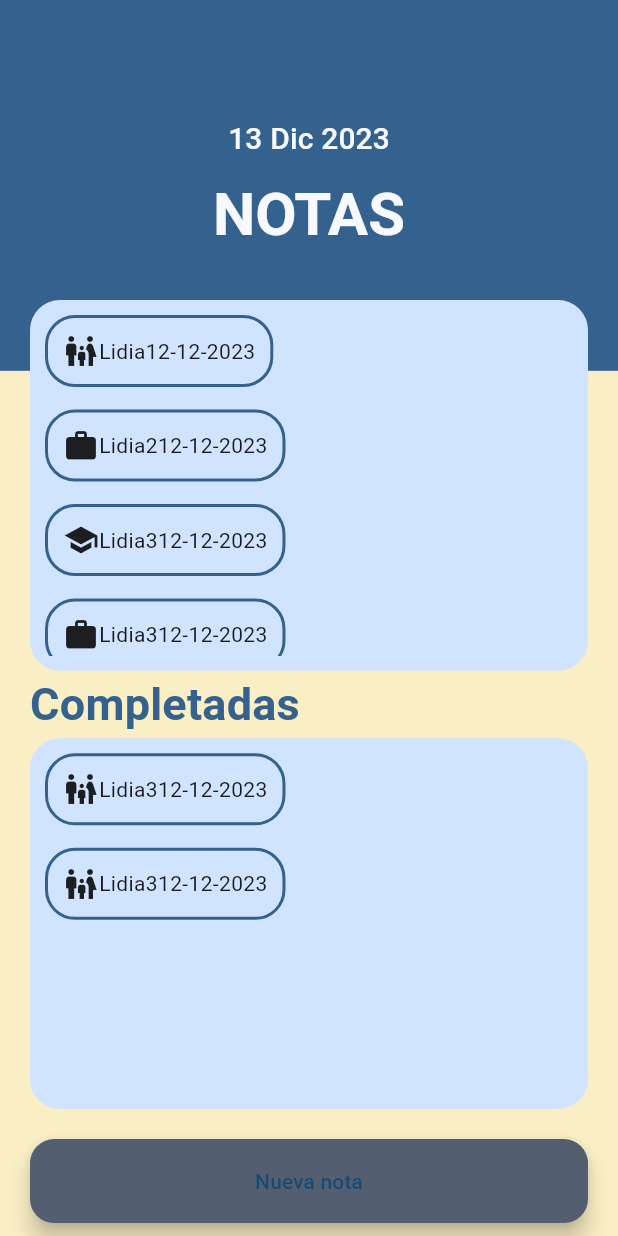
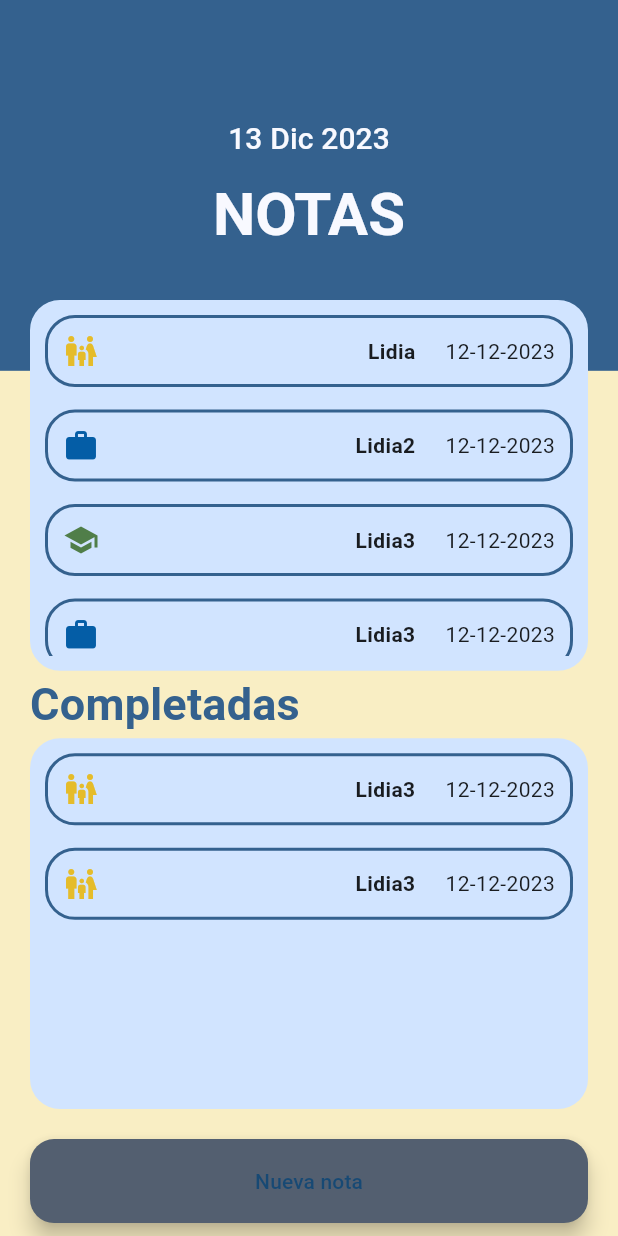
Before and after one commit to LidiaMartMen/Notes-App, a Flutter app: the screen it shows after launch, on a phone screen of 412 x 824 dp. Run offline on Flutter 3.47's test engine with Material 3 defaults, Android fonts, the light colour scheme and no system bars; our stand-ins replace google_fonts; project files that could hold a hidden picture were left out.

Commit message:
CREADA NOTA DETALLE

```diff
--- a/lib/widgets/notes.dart
+++ b/lib/widgets/notes.dart
@@ -2,11 +2,11 @@ import 'package:flutter/material.dart';
 import 'package:notes_app_riverpod/utils/extensions.dart';
 
 class Notes extends StatelessWidget {
-
+  final Color colorIcon;
   final String title;
   final String date;
   final IconData icon;
-  const Notes({super.key, required this.icon, required this.title, required this.date});
+  const Notes({super.key, required this.icon, required this.title, required this.date, required this.colorIcon});
 
   @override
   Widget build(BuildContext context) {
@@ -22,9 +22,10 @@ class Notes extends StatelessWidget {
       ),
       child: Row(
         children: [
-          Icon(icon),
-
-          Text(title),
+          Icon(icon, color: colorIcon,),
+          const Spacer(),
+          Text(title, style: context.textTheme.bodyMedium?.copyWith(fontWeight: FontWeight.bold), ),
+          const SizedBox(width: 20,),
           Text(date),
         ],
       ),
--- a/lib/widgets/notes_card.dart
+++ b/lib/widgets/notes_card.dart
@@ -2,6 +2,7 @@ import 'package:flutter/material.dart';
 import 'package:notes_app_riverpod/data/entities/entities.dart';
 import 'package:notes_app_riverpod/utils/extensions.dart';
 import 'package:notes_app_riverpod/widgets/notes.dart';
+import 'package:notes_app_riverpod/widgets/widgets.dart';
 
 class NotesCard extends StatelessWidget {
   final List<Nota> notas;
@@ -38,14 +39,26 @@ class NotesCard extends StatelessWidget {
                     shrinkWrap: false,
                     itemBuilder: (context, index) {
                       final nota = notas[index];
-                      return Row(
-                        children: [
-                          Notes(
-                            icon: nota.category.icon,
-                            title: nota.title,
-                            date: nota.date,
-                          ),
-                        ],
+
+                      return InkWell(
+
+                        //TODO: deslizar izq para borrar nota:
+
+                        onTap: () async {
+                          //Mostrar detalles Nota
+                          await showModalBottomSheet(
+                              context: context,
+                              builder: (context) {
+                                return NotaDetalle(nota: nota,);
+                              });
+                        },
+                        child: Notes(
+                          //AÑADIR ICONO DE NOTA COMPLETADA
+                          colorIcon: nota.category.color,
+                          icon: nota.category.icon,
+                          title: nota.title,
+                          date: nota.date,
+                        ),
                       );
                     },
                     itemCount: notas.length,
--- a/lib/widgets/widgets.dart
+++ b/lib/widgets/widgets.dart
@@ -1,2 +1,4 @@
 export 'notes_card.dart';
 export 'vertical_list_notes.dart';
+export 'nota_detalle.dart';
+export 'notes.dart';
```
Also changed, not shown: lib/widgets/nota_detalle.dart (added, +32 -0 lines).
